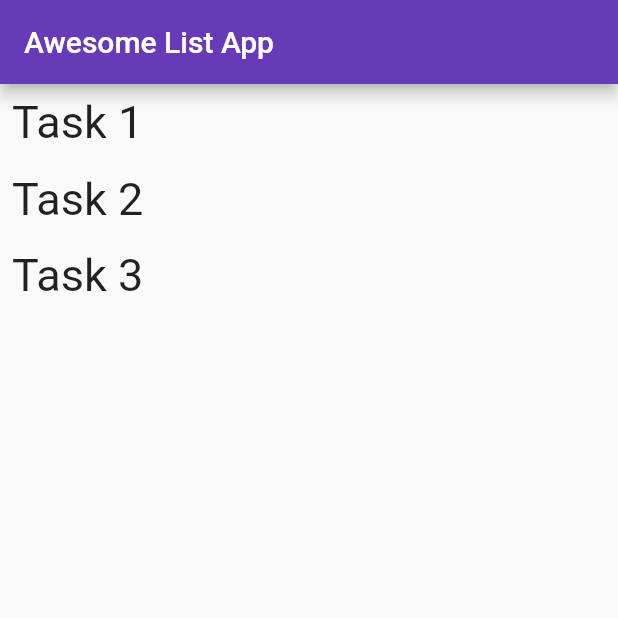
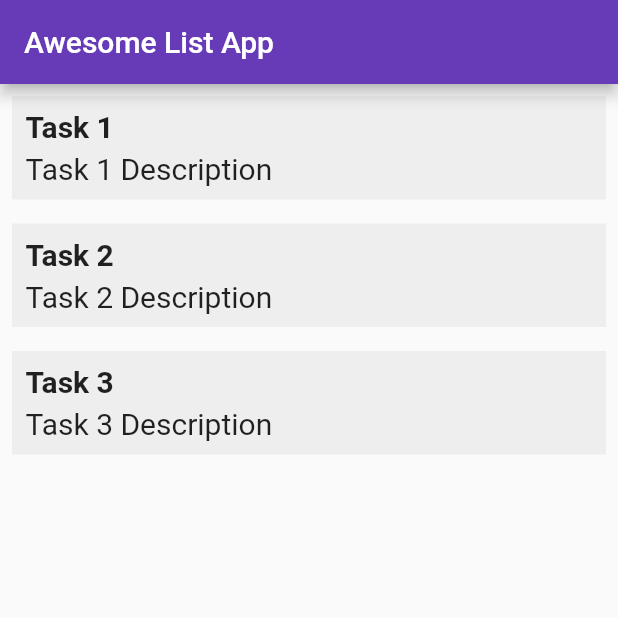
Before and after one commit to MarwanBukhori/Things-To-Do-Flutter, a Flutter app: the screen it shows after launch, on a phone screen of 412 x 824 dp, the top half of it. Run offline on Flutter 3.47's test engine with Material 2 defaults, Android fonts, the phone set to English and light mode, and no system bars.

Commit message:
update task container

```diff
--- /dev/null
+++ b/lib/model/task.model.dart
@@ -0,0 +1,12 @@
+class Task{
+  String title;
+  String description;
+
+  Task({required this.title, required this.description});
+}
+
+List<Task> taskList = [
+  Task(title: 'Task 1', description: 'Task 1 Description'),
+  Task(title: 'Task 2', description: 'Task 2 Description'),
+  Task(title: 'Task 3', description: 'Task 3 Description')
+];
--- a/lib/screen/home.screen.dart
+++ b/lib/screen/home.screen.dart
@@ -1,6 +1,7 @@
 
 
 import 'package:flutter/material.dart';
+import 'package:flutter_note/model/task.model.dart';
 
 class HomeScreen extends StatelessWidget {
 
@@ -10,11 +11,12 @@ class HomeScreen extends StatelessWidget {
       appBar: AppBar(title: Text('Awesome List App'),
       ),
       body: Column(
+        crossAxisAlignment: CrossAxisAlignment.stretch,
         children:
           List.generate(
               taskList.length,
                   (index) {
-          return CustomText(text: taskList[index]);
+          return TaskContainer(task: taskList[index]);
       }),
       ),
       );
@@ -22,25 +24,40 @@ class HomeScreen extends StatelessWidget {
   }
 }
 
-class CustomText extends StatelessWidget {
- final String text;
+class TaskContainer extends StatelessWidget {
+ final Task task;
 
- CustomText({required this.text});
+ TaskContainer({required this.task});
 
   @override
   Widget build(BuildContext context) {
     return Padding(
       padding: const EdgeInsets.all(8.0),
-      child: Text(
-          text,
-          style: TextStyle(fontSize: 30),
+      child: Container(
+        decoration: BoxDecoration(
+          color: Colors.grey.shade200,
+          border: Border.all(
+            color: Colors.grey.shade200
+          ),
+        ),
+        padding: const EdgeInsets.all(8.0),
+        child: Column(
+          crossAxisAlignment: CrossAxisAlignment.start,
+          children: [
+            Text(
+                task.title,
+                style: TextStyle(fontSize: 20, fontWeight: FontWeight.bold),
+            ),
+            SizedBox(
+                height: 5
+            ),
+            Text(
+              task.description,
+              style: TextStyle(fontSize: 20),
+            ),
+          ],
+        ),
       ),
     );
   }
 }
-
-List<String> taskList = [
-  'Task 1',
-  'Task 2',
-  'Task 3',
-];
```
